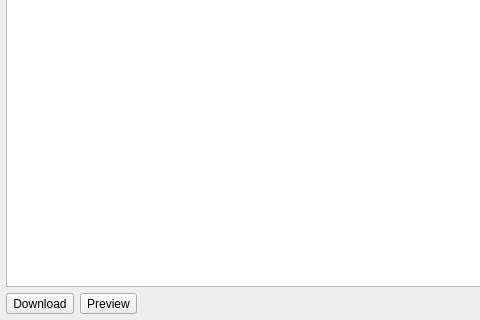
a-pavlov/qDonkey, file src/search/search_widget.ui: the form before one commit; both pictures show x 0 to 480 and y 281 to 601 of the 868 by 601 pixel window.
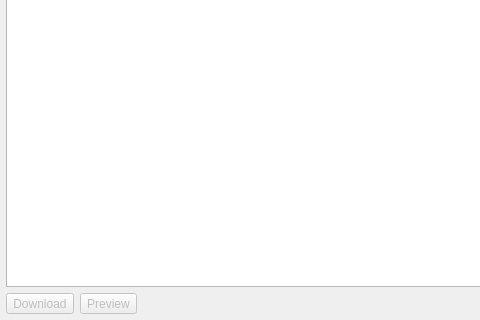
The form after the commit. Icons and pictures are not drawn.

Commit message: Continue fix search page

Patch:
```diff
--- a/src/search/search_widget.ui
+++ b/src/search/search_widget.ui
@@ -435,6 +435,9 @@
     <layout class="QHBoxLayout" name="horizontalLayout_2">
      <item>
       <widget class="QToolButton" name="btnDownload">
+       <property name="enabled">
+        <bool>false</bool>
+       </property>
        <property name="sizePolicy">
         <sizepolicy hsizetype="Preferred" vsizetype="Preferred">
          <horstretch>0</horstretch>
@@ -476,6 +479,9 @@
      </item>
      <item>
       <widget class="QToolButton" name="btnPreview">
+       <property name="enabled">
+        <bool>false</bool>
+       </property>
        <property name="sizePolicy">
         <sizepolicy hsizetype="Preferred" vsizetype="Preferred">
          <horstretch>0</horstretch>
```
Left out of the diff: 24 changed lines with no effect on the pictures. The commit also changes 4 other files.
